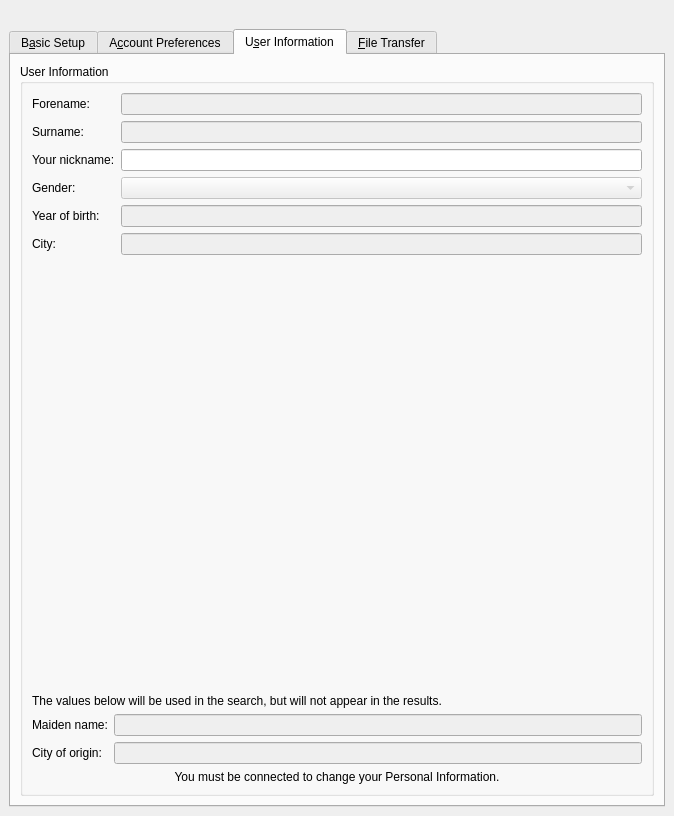
KDE/kopete, file protocols/gadu/ui/gadueditaccountui.ui: the form before one commit.
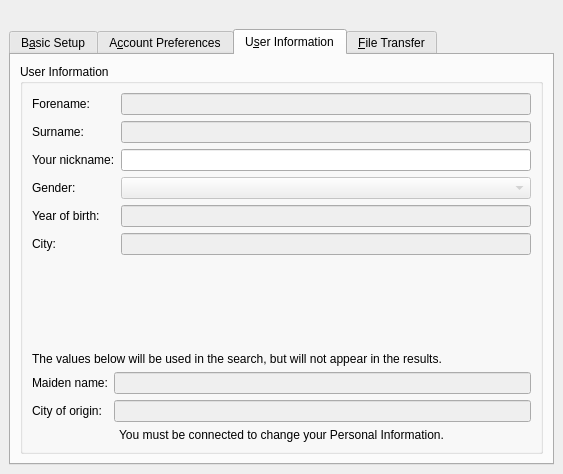
The form after the commit. The open tabs and pages were chosen to show the change. Custom widgets are drawn as their Qt base class.

```diff
--- a/protocols/gadu/ui/gadueditaccountui.ui
+++ b/protocols/gadu/ui/gadueditaccountui.ui
@@ -1,12 +1,12 @@
 <ui version="4.0" >
  <class>GaduAccountEditUI</class>
- <widget class="QWidget" name="GaduAccountEditUI" >
-  <property name="geometry" >
+ <widget class="QWidget" name="GaduAccountEditUI">
+  <property name="geometry">
    <rect>
     <x>0</x>
     <y>0</y>
-    <width>674</width>
-    <height>816</height>
+    <width>563</width>
+    <height>474</height>
    </rect>
   </property>
   <property name="sizePolicy" >
@@ -22,16 +22,7 @@
    <property name="spacing" >
     <number>6</number>
    </property>
-   <property name="leftMargin" >
-    <number>9</number>
-   </property>
-   <property name="topMargin" >
-    <number>9</number>
-   </property>
-   <property name="rightMargin" >
-    <number>9</number>
-   </property>
-   <property name="bottomMargin" >
+   <property name="margin">
     <number>9</number>
    </property>
    <item>
@@ -300,16 +291,7 @@
        <property name="spacing" >
         <number>6</number>
        </property>
-       <property name="leftMargin" >
-        <number>9</number>
-       </property>
-       <property name="topMargin" >
-        <number>9</number>
-       </property>
-       <property name="rightMargin" >
-        <number>9</number>
-       </property>
-       <property name="bottomMargin" >
+       <property name="margin">
         <number>9</number>
        </property>
        <item>
@@ -485,49 +467,28 @@
       <attribute name="title" >
        <string>U&amp;ser Information</string>
       </attribute>
-      <layout class="QVBoxLayout" >
-       <property name="spacing" >
+      <layout class="QVBoxLayout">
+       <property name="spacing">
         <number>6</number>
        </property>
-       <property name="leftMargin" >
-        <number>9</number>
-       </property>
-       <property name="topMargin" >
-        <number>9</number>
-       </property>
-       <property name="rightMargin" >
-        <number>9</number>
-       </property>
-       <property name="bottomMargin" >
+       <property name="margin">
         <number>9</number>
        </property>
        <item>
-        <widget class="QGroupBox" name="userInformation" >
-         <property name="title" >
+        <widget class="QGroupBox" name="userInformation">
+         <property name="title">
           <string>User Information</string>
          </property>
-         <layout class="QGridLayout" >
-          <property name="leftMargin" >
+         <layout class="QGridLayout">
+          <property name="margin">
            <number>9</number>
           </property>
-          <property name="topMargin" >
-           <number>9</number>
-          </property>
-          <property name="rightMargin" >
-           <number>9</number>
-          </property>
-          <property name="bottomMargin" >
-           <number>9</number>
-          </property>
-          <property name="horizontalSpacing" >
+          <property name="spacing">
            <number>6</number>
           </property>
-          <property name="verticalSpacing" >
-           <number>6</number>
-          </property>
-          <item row="4" column="0" >
-           <widget class="QLabel" name="connectLabel" >
-            <property name="enabled" >
+          <item row="4" column="0">
+           <widget class="QLabel" name="connectLabel">
+            <property name="enabled">
              <bool>true</bool>
             </property>
             <property name="text" >
@@ -535,50 +496,32 @@
             </property>
            </widget>
           </item>
-          <item row="3" column="0" >
-           <layout class="QHBoxLayout" >
-            <property name="spacing" >
+          <item row="3" column="0">
+           <layout class="QHBoxLayout">
+            <property name="spacing">
              <number>6</number>
             </property>
-            <property name="leftMargin" >
-             <number>0</number>
-            </property>
-            <property name="topMargin" >
-             <number>0</number>
-            </property>
-            <property name="rightMargin" >
-             <number>0</number>
-            </property>
-            <property name="bottomMargin" >
+            <property name="margin">
              <number>0</number>
             </property>
             <item>
-             <layout class="QVBoxLayout" >
-              <property name="spacing" >
+             <layout class="QVBoxLayout">
+              <property name="spacing">
                <number>6</number>
               </property>
-              <property name="leftMargin" >
-               <number>0</number>
-              </property>
-              <property name="topMargin" >
-               <number>0</number>
-              </property>
-              <property name="rightMargin" >
-               <number>0</number>
-              </property>
-              <property name="bottomMargin" >
+              <property name="margin">
                <number>0</number>
               </property>
               <item>
-               <widget class="QLabel" name="textLabel1_5_3_2_4" >
-                <property name="text" >
+               <widget class="QLabel" name="textLabel1_5_3_2_4">
+                <property name="text">
                  <string>Maiden name:</string>
                 </property>
                </widget>
               </item>
               <item>
-               <widget class="QLabel" name="textLabel1_5_3_2_4_3" >
-                <property name="text" >
+               <widget class="QLabel" name="textLabel1_5_3_2_4_3">
+                <property name="text">
                  <string>City of origin:</string>
                 </property>
                </widget>
@@ -586,32 +529,23 @@
              </layout>
             </item>
             <item>
-             <layout class="QVBoxLayout" >
-              <property name="spacing" >
+             <layout class="QVBoxLayout">
+              <property name="spacing">
                <number>6</number>
               </property>
-              <property name="leftMargin" >
-               <number>0</number>
-              </property>
-              <property name="topMargin" >
-               <number>0</number>
-              </property>
-              <property name="rightMargin" >
-               <number>0</number>
-              </property>
-              <property name="bottomMargin" >
+              <property name="margin">
                <number>0</number>
               </property>
               <item>
-               <widget class="QLineEdit" name="uiMeiden" >
-                <property name="enabled" >
+               <widget class="QLineEdit" name="uiMeiden">
+                <property name="enabled">
                  <bool>false</bool>
                 </property>
                </widget>
               </item>
               <item>
-               <widget class="QLineEdit" name="uiOrgin" >
-                <property name="enabled" >
+               <widget class="QLineEdit" name="uiOrgin">
+                <property name="enabled">
                  <bool>false</bool>
                 </property>
                </widget>
@@ -620,14 +554,14 @@
             </item>
            </layout>
           </item>
-          <item row="2" column="0" >
-           <widget class="QLabel" name="textLabel1_5_3_2_4_2" >
-            <property name="text" >
+          <item row="2" column="0">
+           <widget class="QLabel" name="textLabel1_5_3_2_4_2">
+            <property name="text">
              <string>The values below will be used in the search, but will not appear in the results.</string>
             </property>
            </widget>
           </item>
-          <item row="1" column="0" >
+          <item row="1" column="0">
            <spacer>
             <property name="orientation" >
              <enum>Qt::Vertical</enum>
@@ -643,38 +577,20 @@
             </property>
            </spacer>
           </item>
-          <item row="0" column="0" >
-           <layout class="QHBoxLayout" >
-            <property name="spacing" >
+          <item row="0" column="0">
+           <layout class="QHBoxLayout">
+            <property name="spacing">
              <number>6</number>
             </property>
-            <property name="leftMargin" >
-             <number>0</number>
-            </property>
-            <property name="topMargin" >
-             <number>0</number>
-            </property>
-            <property name="rightMargin" >
-             <number>0</number>
-            </property>
-            <property name="bottomMargin" >
+            <property name="margin">
              <number>0</number>
             </property>
             <item>
-             <layout class="QVBoxLayout" >
-              <property name="spacing" >
+             <layout class="QVBoxLayout">
+              <property name="spacing">
                <number>6</number>
               </property>
-              <property name="leftMargin" >
-               <number>0</number>
-              </property>
-              <property name="topMargin" >
-               <number>0</number>
-              </property>
-              <property name="rightMargin" >
-               <number>0</number>
-              </property>
-              <property name="bottomMargin" >
+              <property name="margin">
                <number>0</number>
               </property>
               <item>
@@ -722,46 +638,37 @@
              </layout>
             </item>
             <item>
-             <layout class="QVBoxLayout" >
-              <property name="spacing" >
+             <layout class="QVBoxLayout">
+              <property name="spacing">
                <number>6</number>
               </property>
-              <property name="leftMargin" >
+              <property name="margin">
                <number>0</number>
               </property>
-              <property name="topMargin" >
-               <number>0</number>
-              </property>
-              <property name="rightMargin" >
-               <number>0</number>
-              </property>
-              <property name="bottomMargin" >
-               <number>0</number>
-              </property>
               <item>
-               <widget class="QLineEdit" name="uiName" >
-                <property name="enabled" >
+               <widget class="QLineEdit" name="uiName">
+                <property name="enabled">
                  <bool>false</bool>
                 </property>
                </widget>
               </item>
               <item>
-               <widget class="QLineEdit" name="uiSurname" >
-                <property name="enabled" >
+               <widget class="QLineEdit" name="uiSurname">
+                <property name="enabled">
                  <bool>false</bool>
                 </property>
                </widget>
               </item>
               <item>
-               <widget class="QLineEdit" name="nickName" >
-                <property name="enabled" >
+               <widget class="QLineEdit" name="nickName">
+                <property name="enabled">
                  <bool>true</bool>
                 </property>
                </widget>
               </item>
               <item>
-               <widget class="QComboBox" name="uiGender" >
-                <property name="enabled" >
+               <widget class="QComboBox" name="uiGender">
+                <property name="enabled">
                  <bool>false</bool>
                 </property>
                 <item>
@@ -782,15 +689,15 @@
                </widget>
               </item>
               <item>
-               <widget class="QLineEdit" name="uiYOB" >
-                <property name="enabled" >
+               <widget class="QLineEdit" name="uiYOB">
+                <property name="enabled">
                  <bool>false</bool>
                 </property>
                </widget>
               </item>
               <item>
-               <widget class="QLineEdit" name="uiCity" >
-                <property name="enabled" >
+               <widget class="QLineEdit" name="uiCity">
+                <property name="enabled">
                  <bool>false</bool>
                 </property>
                </widget>
@@ -808,20 +715,11 @@
       <attribute name="title" >
        <string>&amp;File Transfer</string>
       </attribute>
-      <layout class="QVBoxLayout" >
-       <property name="spacing" >
+      <layout class="QVBoxLayout">
+       <property name="spacing">
         <number>6</number>
        </property>
-       <property name="leftMargin" >
-        <number>9</number>
-       </property>
-       <property name="topMargin" >
-        <number>9</number>
-       </property>
-       <property name="rightMargin" >
-        <number>9</number>
-       </property>
-       <property name="bottomMargin" >
+       <property name="margin">
         <number>9</number>
        </property>
        <item>
```
Left out of the diff: 528 changed lines with no effect on the pictures.
